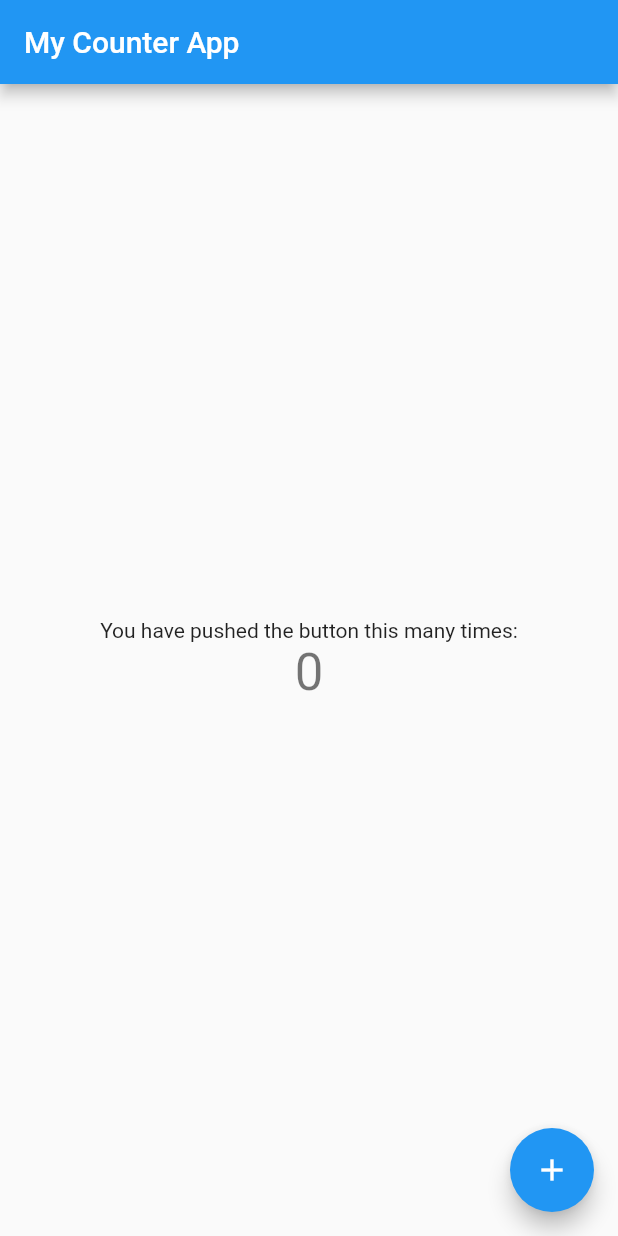
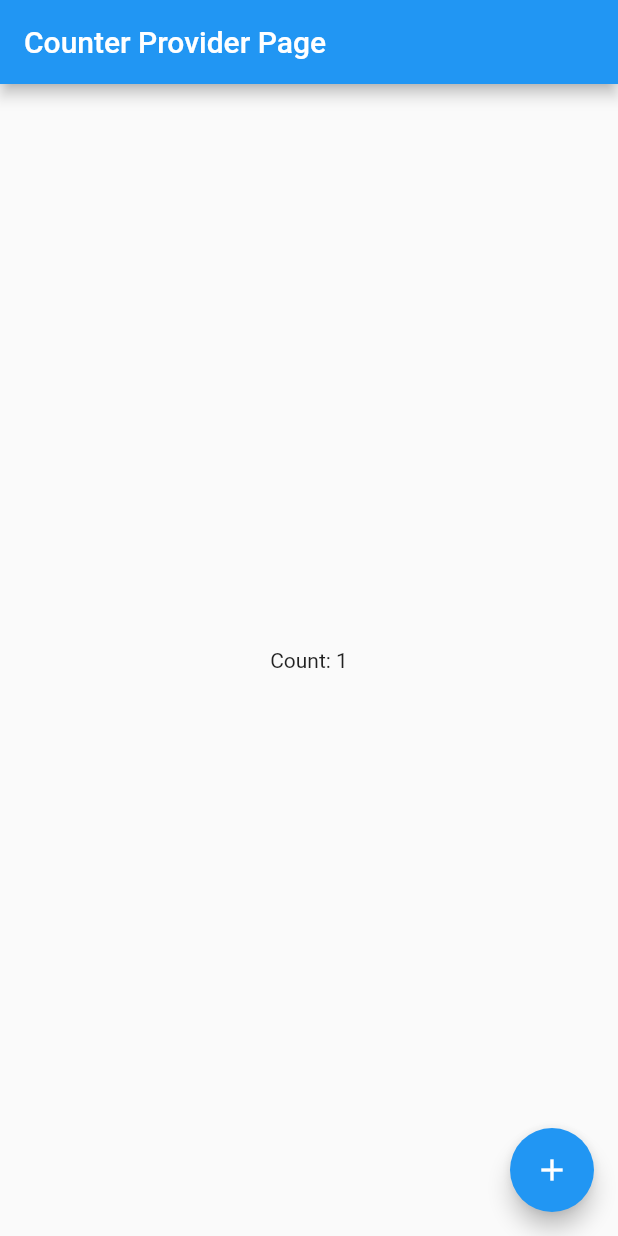
Before and after one commit to NickZt/h1_flutter_riverpod, a Flutter app: the screen it shows after launch, after a tap on the "add" icon, on a phone screen of 412 x 824 dp. Run offline on Flutter 3.47's test engine with Material 2 defaults, Android fonts, the phone set to English and light mode, and no system bars; our stand-ins replace flutter_riverpod.

Commit message:
makes it run. See  counter incremented after press FAB

```diff
--- a/lib/main.dart
+++ b/lib/main.dart
@@ -1,10 +1,22 @@
 import 'package:flutter/material.dart';
+import 'package:flutter_riverpod/flutter_riverpod.dart';
+
+import 'states/counter.dart';
+
+final _counterProvider =
+    StateNotifierProvider<CounterNotifier, CounterModel>((ref) {
+  return CounterNotifier();
+});
 
 void main() {
-  runApp(MyApp());
+  runApp(
+    const ProviderScope(child: MyApp()),
+  );
 }
 
 class MyApp extends StatelessWidget {
+  const MyApp({Key? key}) : super(key: key);
+
   // This widget is the root of your application.
   @override
   Widget build(BuildContext context) {
@@ -27,30 +39,28 @@ class MyApp extends StatelessWidget {
   }
 }
 
-class MyHomePage extends StatelessWidget {
+class MyHomePage extends ConsumerWidget {
+  const MyHomePage({Key? key}) : super(key: key);
+
   @override
-  Widget build(BuildContext context) {
+  Widget build(BuildContext context, WidgetRef ref) {
+    final counter = ref.watch(_counterProvider).count;
     return Scaffold(
       appBar: AppBar(
-        title: Text('My Counter App'),
+        title: Text('Counter Provider Page'),
       ),
       body: Center(
         child: Column(
           mainAxisAlignment: MainAxisAlignment.center,
-          children: <Widget>[
-            Text('You have pushed the button this many times:'),
-            Text(
-              '0',
-              style: Theme.of(context).textTheme.headline4,
-            ),
+          children: [
+            Text('Count: $counter'),
           ],
         ),
       ),
       floatingActionButton: FloatingActionButton(
-        onPressed: () {},
-        tooltip: 'Increment',
+        onPressed: () => ref.read(_counterProvider.notifier).increment(),
         child: Icon(Icons.add),
-      ), // This trailing comma makes auto-formatting nicer for build methods.
+      ),
     );
   }
 }
--- a/pubspec.yaml
+++ b/pubspec.yaml
@@ -18,12 +18,12 @@ publish_to: 'none' # Remove this line if you wish to publish to pub.dev
 version: 1.0.0+1
 
 environment:
-  sdk: ">=2.7.0 <3.0.0"
+  sdk: '>=2.12.0 <3.0.0'
 
 dependencies:
   flutter:
     sdk: flutter
-  flutter_riverpod: ^1.0.0-dev.2
+  flutter_riverpod: ^1.0.0
 
   # The following adds the Cupertino Icons font to your application.
   # Use with the CupertinoIcons class for iOS style icons.
```
Also changed, not shown: pubspec.lock, 1 other file.
